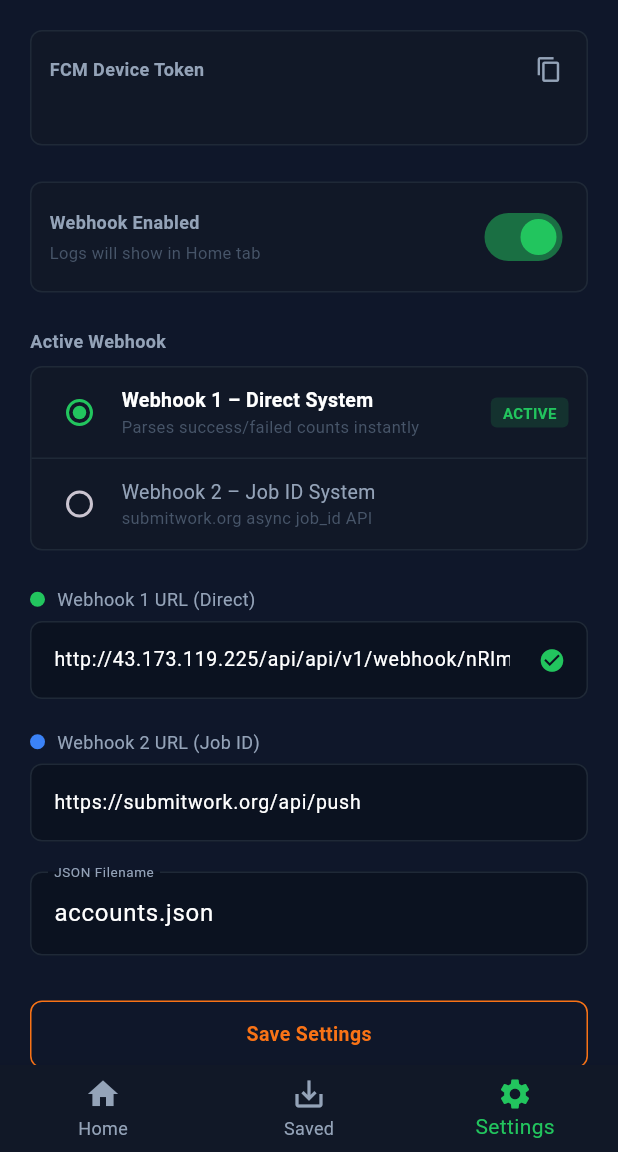
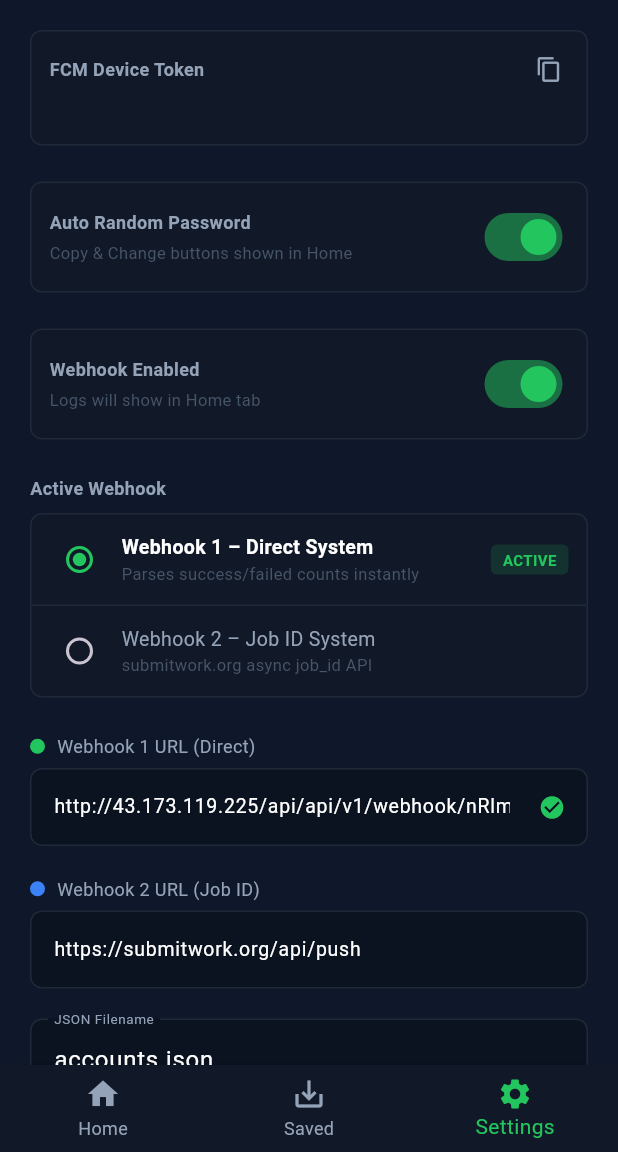
Before and after one commit to sinescode/coockiesinsaapp, a Flutter app: the screen it shows after launch, item 3 of the bottom bar chosen, on a phone screen of 412 x 824 dp, the part 84-1236 px from its top. Run offline on Flutter 3.47's test engine with Material 3 defaults, Android fonts, the phone set to English and light mode, and no system bars; our stand-ins replace firebase_core, firebase_messaging, flutter_local_notifications, permission_handler, shared_preferences; missing offline and left inert: encrypt; accounts and stored records are empty.

Commit message:
rndm pass on off

```diff
--- a/lib/main.dart
+++ b/lib/main.dart
@@ -132,6 +132,7 @@ class _MainScreenState extends State<MainScreen> {
   String _webhook2Url = "https://submitwork.org/api/push";
   int _activeWebhook = 1; // 1 = old direct system, 2 = new job_id system
   bool _webhookEnabled = true; // Toggle for webhook functionality
+  bool _autoRandomPassword = true; // Toggle for auto random password
 
   String get _webhookUrl => _activeWebhook == 1 ? _webhook1Url : _webhook2Url;
 
@@ -243,6 +244,7 @@ class _MainScreenState extends State<MainScreen> {
     final savedWebhook2 = prefs.getString('webhook2_url');
     final savedActiveWebhook = prefs.getInt('active_webhook');
     final savedWebhookEnabled = prefs.getBool('webhook_enabled');
+    final savedAutoPassword = prefs.getBool('auto_random_password');
     final savedFilename = prefs.getString('json_filename');
     final savedPassword = prefs.getString('current_password');
     final savedToken = prefs.getString('fcm_token');
@@ -252,6 +254,7 @@ class _MainScreenState extends State<MainScreen> {
       if (savedWebhook2 != null) _webhook2Url = savedWebhook2;
       if (savedActiveWebhook != null) _activeWebhook = savedActiveWebhook;
       if (savedWebhookEnabled != null) _webhookEnabled = savedWebhookEnabled;
+      if (savedAutoPassword != null) _autoRandomPassword = savedAutoPassword;
       if (savedFilename != null) _jsonFilename = savedFilename;
       _currentPassword = savedPassword ?? "";
       if (savedToken != null) _fcmToken = savedToken;
@@ -284,7 +287,8 @@ class _MainScreenState extends State<MainScreen> {
       }
     });
 
-    if (_currentPassword.isEmpty) {
+    // Only auto-generate password on startup if the feature is enabled
+    if (_currentPassword.isEmpty && _autoRandomPassword) {
       _generatePassword();
     }
   }
@@ -295,6 +299,7 @@ class _MainScreenState extends State<MainScreen> {
     await prefs.setString('webhook2_url', _webhook2Url);
     await prefs.setInt('active_webhook', _activeWebhook);
     await prefs.setBool('webhook_enabled', _webhookEnabled);
+    await prefs.setBool('auto_random_password', _autoRandomPassword);
     await prefs.setString('json_filename', _jsonFilename);
     await prefs.setString('current_password', _currentPassword);
     await prefs.setString('accounts_list', json.encode(_accounts));
@@ -663,7 +668,7 @@ class _MainScreenState extends State<MainScreen> {
     if (!_webhookEnabled) {
       _usernameController.clear();
       _cookiesController.clear();
-      _generatePassword();
+      if (_autoRandomPassword) _generatePassword();
       ScaffoldMessenger.of(context).showSnackBar(
         const SnackBar(
           content: Text("Account saved successfully (Webhook OFF)"),
@@ -686,7 +691,7 @@ class _MainScreenState extends State<MainScreen> {
         _addLog("Error", "Server unreachable after 3 attempts");
         _usernameController.clear();
         _cookiesController.clear();
-        _generatePassword();
+        if (_autoRandomPassword) _generatePassword();
         return;
       }
 
@@ -694,7 +699,7 @@ class _MainScreenState extends State<MainScreen> {
         _addLog("Error", "(${pushResponse.statusCode}) Empty response");
         _usernameController.clear();
         _cookiesController.clear();
-        _generatePassword();
+        if (_autoRandomPassword) _generatePassword();
         return;
       }
 
@@ -706,7 +711,7 @@ class _MainScreenState extends State<MainScreen> {
             "(${pushResponse.statusCode}) Invalid JSON: ${pushResponse.body}");
         _usernameController.clear();
         _cookiesController.clear();
-        _generatePassword();
+        if (_autoRandomPassword) _generatePassword();
         return;
       }
 
@@ -716,7 +721,7 @@ class _MainScreenState extends State<MainScreen> {
         _addLog("Error", "(${pushResponse.statusCode}) $msg");
         _usernameController.clear();
         _cookiesController.clear();
-        _generatePassword();
+        if (_autoRandomPassword) _generatePassword();
         return;
       }
 
@@ -779,7 +784,7 @@ class _MainScreenState extends State<MainScreen> {
 
     _usernameController.clear();
     _cookiesController.clear();
-    _generatePassword();
+    if (_autoRandomPassword) _generatePassword();
   }
 
   // --- Save (formerly Submit) - for non-webhook mode ---
@@ -817,7 +822,7 @@ class _MainScreenState extends State<MainScreen> {
 
     _usernameController.clear();
     _cookiesController.clear();
-    _generatePassword();
+    if (_autoRandomPassword) _generatePassword();
 
     ScaffoldMessenger.of(context).showSnackBar(
       const SnackBar(
@@ -1108,10 +1113,13 @@ class _MainScreenState extends State<MainScreen> {
                       ),
                     ),
                   ),
-                  const SizedBox(width: 5),
-                  _buildSmallBtn("Copy", _copyPassword),
-                  const SizedBox(width: 5),
-                  _buildSmallBtn("Change", _generatePassword),
+                  // Copy & Change buttons only shown when auto random password is ON
+                  if (_autoRandomPassword) ...[
+                    const SizedBox(width: 5),
+                    _buildSmallBtn("Copy", _copyPassword),
+                    const SizedBox(width: 5),
+                    _buildSmallBtn("Change", _generatePassword),
+                  ],
                 ],
               ),
             ],
@@ -1782,7 +1790,64 @@ class _MainScreenState extends State<MainScreen> {
           ),
           const SizedBox(height: 24),
 
-          // Webhook Toggle Switch
+          // ── Auto Random Password Toggle ──────────────────────────────────────
+          Container(
+            padding: const EdgeInsets.all(12),
+            decoration: BoxDecoration(
+              color: const Color(0xff111827),
+              borderRadius: BorderRadius.circular(8),
+              border: Border.all(color: const Color(0xff1f2937)),
+            ),
+            child: Row(
+              mainAxisAlignment: MainAxisAlignment.spaceBetween,
+              children: [
+                Expanded(
+                  child: Column(
+                    crossAxisAlignment: CrossAxisAlignment.start,
+                    children: [
+                      const Text("Auto Random Password",
+                          style: TextStyle(
+                              color: Color(0xff94a3b8),
+                              fontSize: 12,
+                              fontWeight: FontWeight.bold)),
+                      const SizedBox(height: 4),
+                      Text(
+                        _autoRandomPassword
+                            ? "Copy & Change buttons shown in Home"
+                            : "Manual password entry — no auto buttons",
+                        style: const TextStyle(
+                            color: Color(0xff475569), fontSize: 11),
+                      ),
+                    ],
+                  ),
+                ),
+                Switch(
+                  value: _autoRandomPassword,
+                  onChanged: (value) {
+                    setState(() {
+                      _autoRandomPassword = value;
+                    });
+                    _saveData();
+                    ScaffoldMessenger.of(context).showSnackBar(
+                      SnackBar(
+                        content: Text(
+                          value
+                              ? "Auto password enabled"
+                              : "Auto password disabled — enter manually",
+                        ),
+                        backgroundColor:
+                            value ? Colors.green : Colors.orange,
+                      ),
+                    );
+                  },
+                  activeColor: const Color(0xff22c55e),
+                ),
+              ],
+            ),
+          ),
+          const SizedBox(height: 24),
+
+          // ── Webhook Enabled Toggle ───────────────────────────────────────────
           Container(
             padding: const EdgeInsets.all(12),
             decoration: BoxDecoration(
```
